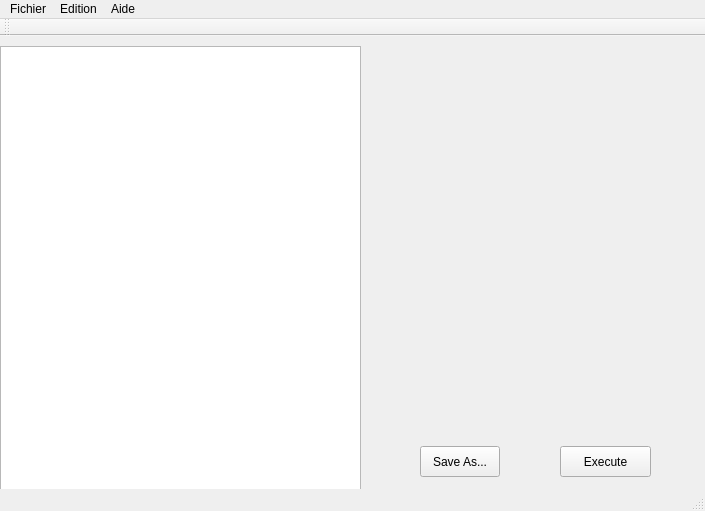
The window that mainwindow.ui (lomsansnom/IHM_OFELI) describes before a commit, drawn with Qt 5.
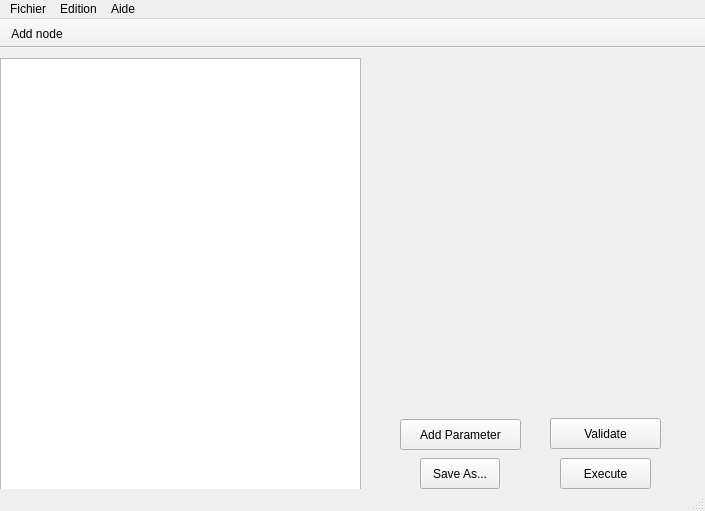
The same window after the commit.

Commit message: Now using a recursive function to build the tree, it should be possible to use any XML file Add the possibility to add and modify parameters (still bugged) The new file created by adding or modifying parameters can be saved

```diff
--- a/mainwindow.ui
+++ b/mainwindow.ui
@@ -24,17 +24,6 @@
      </rect>
     </property>
    </widget>
-   <widget class="QWidget" name="verticalLayoutWidget">
-    <property name="geometry">
-     <rect>
-      <x>360</x>
-      <y>30</y>
-      <width>341</width>
-      <height>381</height>
-     </rect>
-    </property>
-    <layout class="QVBoxLayout" name="verticalLayout"/>
-   </widget>
    <widget class="QLabel" name="label">
     <property name="geometry">
      <rect>
@@ -74,6 +63,43 @@
      <string>Execute</string>
     </property>
    </widget>
+   <widget class="QPushButton" name="buttonAddParam">
+    <property name="geometry">
+     <rect>
+      <x>400</x>
+      <y>371</y>
+      <width>121</width>
+      <height>31</height>
+     </rect>
+    </property>
+    <property name="text">
+     <string>Add Parameter</string>
+    </property>
+   </widget>
+   <widget class="QPushButton" name="buttonValidate">
+    <property name="geometry">
+     <rect>
+      <x>550</x>
+      <y>370</y>
+      <width>111</width>
+      <height>31</height>
+     </rect>
+    </property>
+    <property name="text">
+     <string>Validate</string>
+    </property>
+   </widget>
+   <widget class="QWidget" name="formLayoutWidget">
+    <property name="geometry">
+     <rect>
+      <x>369</x>
+      <y>9</y>
+      <width>331</width>
+      <height>361</height>
+     </rect>
+    </property>
+    <layout class="QFormLayout" name="formLayout"/>
+   </widget>
   </widget>
   <widget class="QMenuBar" name="menuBar">
    <property name="geometry">
@@ -109,12 +135,16 @@
    <addaction name="menuAide"/>
   </widget>
   <widget class="QToolBar" name="mainToolBar">
+   <property name="movable">
+    <bool>false</bool>
+   </property>
    <attribute name="toolBarArea">
     <enum>TopToolBarArea</enum>
    </attribute>
    <attribute name="toolBarBreak">
     <bool>false</bool>
    </attribute>
+   <addaction name="actionAdd_node"/>
   </widget>
   <widget class="QStatusBar" name="statusBar"/>
   <action name="actionA_propos">
@@ -140,6 +170,11 @@
     <string>Save File</string>
    </property>
   </action>
+  <action name="actionAdd_node">
+   <property name="text">
+    <string>Add node</string>
+   </property>
+  </action>
  </widget>
  <layoutdefault spacing="6" margin="11"/>
  <resources/>
```
The commit also changes 14 other files.
